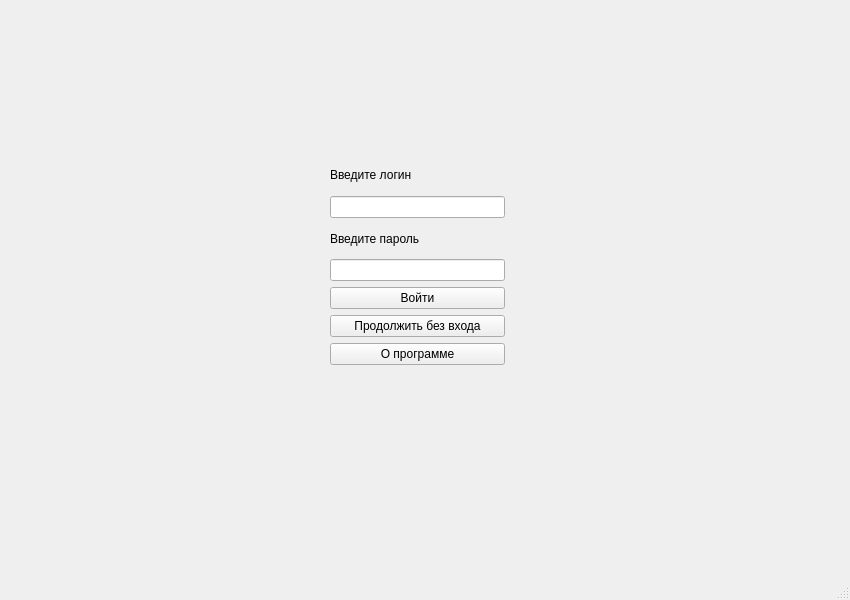
Before: the Qt Designer form electronicdiary.ui in alpha4vit/polya-el-diary, drawn with Qt 5.
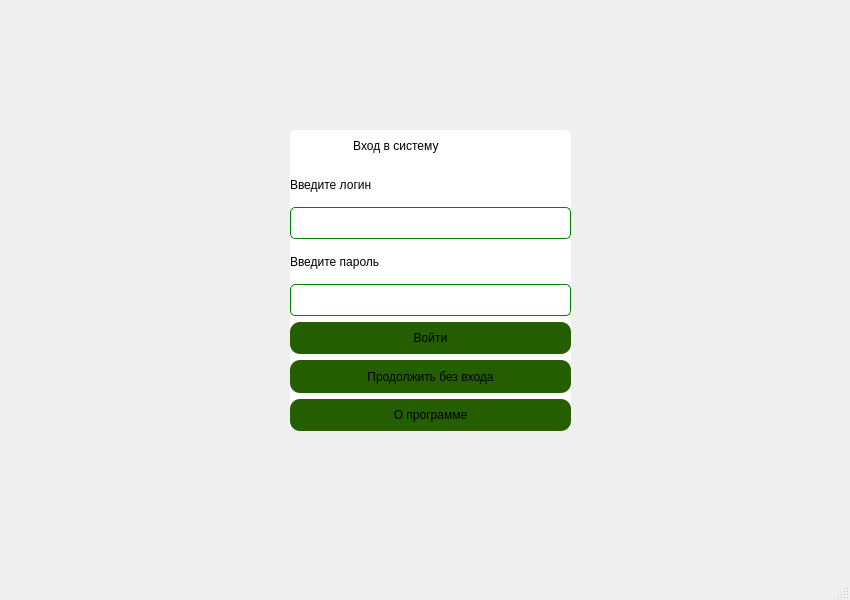
After: the same form once the commit is applied.

```diff
--- a/electronicdiary.ui
+++ b/electronicdiary.ui
@@ -10,6 +10,12 @@
     <height>600</height>
    </rect>
   </property>
+  <property name="sizePolicy">
+   <sizepolicy hsizetype="Preferred" vsizetype="Minimum">
+    <horstretch>0</horstretch>
+    <verstretch>0</verstretch>
+   </sizepolicy>
+  </property>
   <property name="minimumSize">
    <size>
     <width>850</width>
@@ -25,29 +31,95 @@
   <property name="windowTitle">
    <string>Дневник от Полиночки</string>
   </property>
+  <property name="styleSheet">
+   <string notr="true"/>
+  </property>
   <widget class="QWidget" name="centralwidget">
-   <widget class="QWidget" name="layoutWidget">
+   <property name="styleSheet">
+    <string notr="true"/>
+   </property>
+   <widget class="QWidget" name="widget" native="true">
     <property name="geometry">
      <rect>
-      <x>330</x>
-      <y>160</y>
-      <width>175</width>
-      <height>205</height>
+      <x>290</x>
+      <y>130</y>
+      <width>281</width>
+      <height>301</height>
      </rect>
     </property>
+    <property name="sizePolicy">
+     <sizepolicy hsizetype="Preferred" vsizetype="Preferred">
+      <horstretch>0</horstretch>
+      <verstretch>1</verstretch>
+     </sizepolicy>
+    </property>
+    <property name="styleSheet">
+     <string notr="true">QWidget{
+border-radius: 6px;
+background-color: rgb(255, 255, 255);
+}</string>
+    </property>
     <layout class="QVBoxLayout" name="verticalLayout">
+     <item>
+      <widget class="QLabel" name="label_3">
+       <property name="styleSheet">
+        <string notr="true">color: rgb(0, 0, 0);
+font: 700 18pt &quot;SF Pro&quot;;</string>
+       </property>
+       <property name="text">
+        <string>                   Вход в систему</string>
+       </property>
+      </widget>
+     </item>
      <item>
       <widget class="QLabel" name="label">
+       <property name="styleSheet">
+        <string notr="true">color: black;
+font: 600 16pt &quot;SF Pro&quot;;</string>
+       </property>
        <property name="text">
         <string>Введите логин</string>
        </property>
       </widget>
      </item>
      <item>
-      <widget class="QLineEdit" name="lineEdit"/>
+      <widget class="QLineEdit" name="lineEdit">
+       <property name="sizePolicy">
+        <sizepolicy hsizetype="Expanding" vsizetype="Minimum">
+         <horstretch>0</horstretch>
+         <verstretch>0</verstretch>
+        </sizepolicy>
+       </property>
+       <property name="font">
+        <font>
+         <family>SF Pro</family>
+         <pointsize>13</pointsize>
+         <italic>false</italic>
+         <bold>false</bold>
+        </font>
+       </property>
+       <property name="styleSheet">
+        <string notr="true">QLineEdit {
+font: 13pt &quot;SF Pro&quot;;
+color: black;
+border-radius: 5px;
+border-width: 1px;
+border-style: solid;
+border-color: green;
+}
+</string>
+       </property>
+       <property name="text">
+        <string/>
+       </property>
+      </widget>
      </item>
      <item>
       <widget class="QLabel" name="label_2">
+       <property name="styleSheet">
+        <string notr="true">font: 600 16pt &quot;SF Pro&quot;;
+color: black;</string>
+       </property>
        <property name="text">
         <string>Введите пароль</string>
        </property>
@@ -55,6 +127,23 @@
      </item>
      <item>
       <widget class="QLineEdit" name="lineEdit_2">
+       <property name="sizePolicy">
+        <sizepolicy hsizetype="Expanding" vsizetype="Minimum">
+         <horstretch>0</horstretch>
+         <verstretch>0</verstretch>
+        </sizepolicy>
+       </property>
+       <property name="styleSheet">
+        <string notr="true">QLineEdit {
+font: 13pt &quot;SF Pro&quot;;
+color: black;
+border-radius: 5px;
+border-width: 1px;
+border-style: solid;
+border-color: green;
+}
+</string>
+       </property>
        <property name="echoMode">
         <enum>QLineEdit::Password</enum>
        </property>
@@ -62,6 +151,20 @@
      </item>
      <item>
       <widget class="QPushButton" name="pushButton_3">
+       <property name="sizePolicy">
+        <sizepolicy hsizetype="Minimum" vsizetype="Minimum">
+         <horstretch>0</horstretch>
+         <verstretch>0</verstretch>
+        </sizepolicy>
+       </property>
+       <property name="styleSheet">
+        <string notr="true">QPushButton{
+     border-radius: 10px;
+     background-color: rgb(37, 94, 0);
+	font: 600 15pt &quot;SF Pro&quot;;
+    font-color: white;
+}</string>
+       </property>
        <property name="text">
         <string>Войти</string>
        </property>
@@ -69,6 +172,19 @@
      </item>
      <item>
       <widget class="QPushButton" name="pushButton">
+       <property name="sizePolicy">
+        <sizepolicy hsizetype="Minimum" vsizetype="Minimum">
+         <horstretch>0</horstretch>
+         <verstretch>0</verstretch>
+        </sizepolicy>
+       </property>
+       <property name="styleSheet">
+        <string notr="true">QPushButton{
+     border-radius: 10px;
+     background-color: rgb(37, 94, 0);
+	font: 600 15pt &quot;SF Pro&quot;;
+}</string>
+       </property>
        <property name="text">
         <string>Продолжить без входа</string>
        </property>
@@ -76,6 +192,19 @@
      </item>
      <item>
       <widget class="QPushButton" name="pushButton_2">
+       <property name="sizePolicy">
+        <sizepolicy hsizetype="Minimum" vsizetype="Minimum">
+         <horstretch>0</horstretch>
+         <verstretch>0</verstretch>
+        </sizepolicy>
+       </property>
+       <property name="styleSheet">
+        <string notr="true">QPushButton{
+     border-radius: 10px;
+     background-color: rgb(37, 94, 0);
+	font: 600 15pt &quot;SF Pro&quot;;
+}</string>
+       </property>
        <property name="text">
         <string>О программе</string>
        </property>
```
